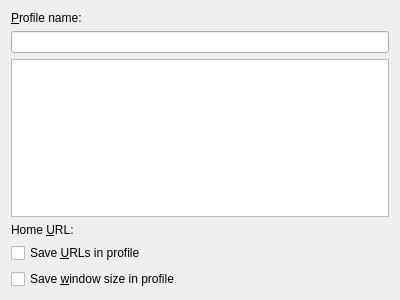
Above: konqueror/src/konqprofiledlg_base.ui from KDE/konqueror before the change. Below: the same form after it.
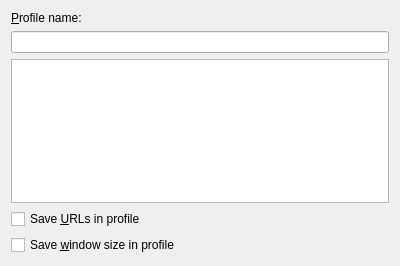
That is the form after the change. Custom widgets are drawn as their Qt base class.

```diff
--- a/konqueror/src/konqprofiledlg_base.ui
+++ b/konqueror/src/konqprofiledlg_base.ui
@@ -6,11 +6,11 @@
     <x>0</x>
     <y>0</y>
     <width>400</width>
-    <height>300</height>
+    <height>266</height>
    </rect>
   </property>
-  <layout class="QGridLayout" >
-   <item row="0" column="0" colspan="2" >
+  <layout class="QVBoxLayout" >
+   <item>
     <widget class="QLabel" name="lblName" >
      <property name="text" >
       <string>&amp;Profile name:</string>
@@ -20,33 +20,20 @@
      </property>
     </widget>
    </item>
-   <item row="1" column="0" colspan="2" >
+   <item>
     <widget class="KLineEdit" name="m_pProfileNameLineEdit" />
    </item>
-   <item row="2" column="0" colspan="2" >
+   <item>
     <widget class="KListWidget" name="m_pListView" />
    </item>
-   <item row="3" column="0" >
-    <widget class="QLabel" name="lblHomeURL" >
-     <property name="text" >
-      <string>Home &amp;URL:</string>
-     </property>
-     <property name="buddy" >
-      <cstring>m_pHomeURLRequester</cstring>
-     </property>
-    </widget>
-   </item>
-   <item row="3" column="1" >
-    <widget class="KUrlRequester" name="m_pHomeURLRequester" />
-   </item>
-   <item row="4" column="0" colspan="2" >
+   <item>
     <widget class="QCheckBox" name="m_cbSaveURLs" >
      <property name="text" >
       <string>Save &amp;URLs in profile</string>
      </property>
     </widget>
    </item>
-   <item row="5" column="0" colspan="2" >
+   <item>
     <widget class="QCheckBox" name="m_cbSaveSize" >
      <property name="text" >
       <string>Save &amp;window size in profile</string>
@@ -66,11 +53,6 @@
    <extends>QListWidget</extends>
    <header>klistwidget.h</header>
   </customwidget>
-  <customwidget>
-   <class>KUrlRequester</class>
-   <extends>QFrame</extends>
-   <header>kurlrequester.h</header>
-  </customwidget>
  </customwidgets>
  <resources/>
  <connections/>
```
